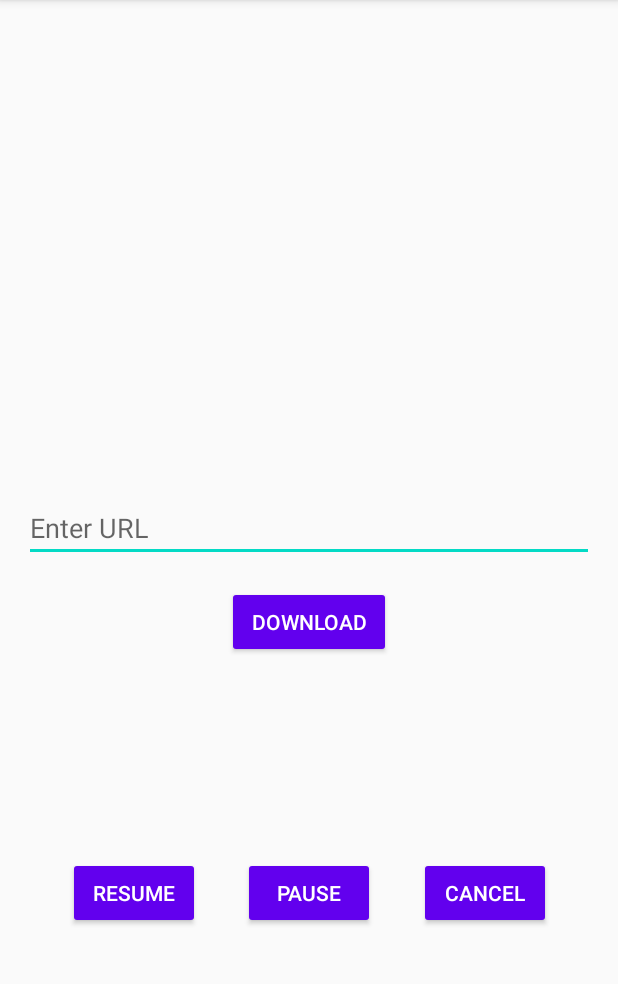
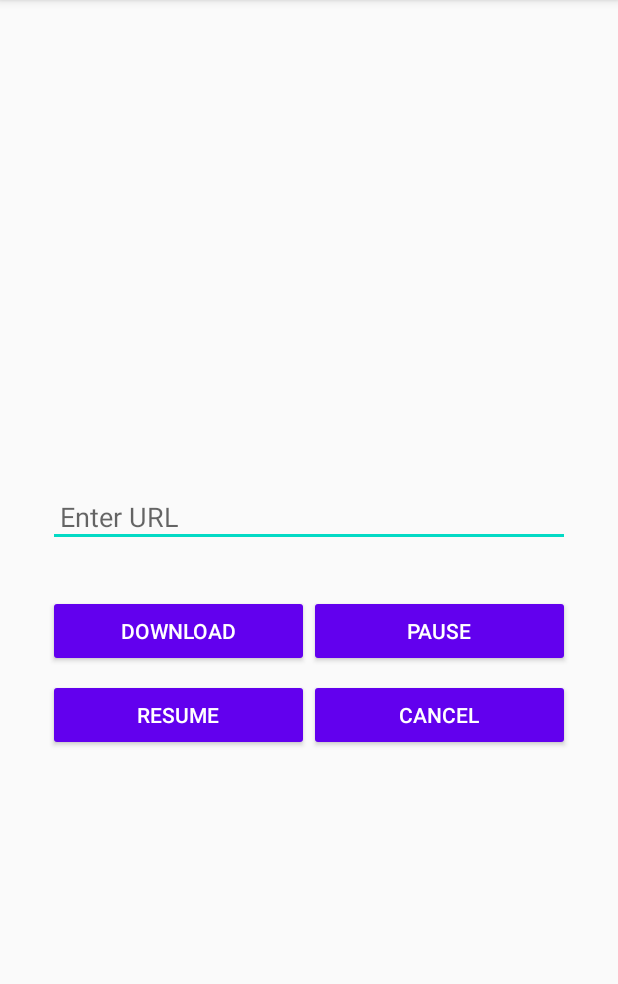
Before and after one commit to shrayanbajra/PR-Downloader-Demo, an Android app: the screen it shows after launch (MainActivity), on a phone screen of 412 x 824 dp, the part 84-1068 px from its top. Run offline under Robolectric (Android 15) with nearby library versions, the phone set to English and light mode, and no system bars; libraries missing offline, so code that uses them is left out: com.downloader; 2 statements that could not run were skipped.

Commit message:
Changed style and placement of buttons

```diff
--- a/app/src/main/res/layout/activity_main.xml
+++ b/app/src/main/res/layout/activity_main.xml
@@ -11,13 +11,16 @@
         android:id="@+id/et_uri"
         android:layout_width="match_parent"
         android:layout_height="wrap_content"
+        android:layout_marginStart="16dp"
+        android:layout_marginEnd="16dp"
         android:layout_marginBottom="16dp"
         android:hint="@string/enter_url"
         android:importantForAutofill="no"
         android:inputType="textUri"
-        app:layout_constraintBottom_toTopOf="@id/tv_progress_bar_detail"
-        app:layout_constraintLeft_toLeftOf="parent"
-        app:layout_constraintRight_toRightOf="parent"
+        android:padding="8dp"
+        app:layout_constraintBottom_toTopOf="@+id/tv_progress_bar_detail"
+        app:layout_constraintEnd_toEndOf="parent"
+        app:layout_constraintStart_toStartOf="parent"
         app:layout_constraintTop_toTopOf="parent"
         app:layout_constraintVertical_chainStyle="packed" />
 
@@ -25,80 +28,88 @@
         android:id="@+id/tv_progress_bar_detail"
         android:layout_width="wrap_content"
         android:layout_height="wrap_content"
+        android:layout_marginTop="8dp"
         android:layout_marginBottom="8dp"
+        android:padding="0dp"
         android:textAppearance="@style/TextAppearance.AppCompat.Medium"
         android:visibility="gone"
-        app:layout_constraintBottom_toTopOf="@id/progress_bar"
-        app:layout_constraintLeft_toLeftOf="@id/progress_bar"
-        app:layout_constraintRight_toRightOf="@id/progress_bar"
-        app:layout_constraintTop_toBottomOf="@id/et_uri"
+        app:layout_constraintBottom_toTopOf="@+id/progress_bar"
+        app:layout_constraintEnd_toEndOf="@+id/progress_bar"
+        app:layout_constraintStart_toStartOf="@+id/progress_bar"
+        app:layout_constraintTop_toBottomOf="@+id/et_uri"
         tools:text="Completed: 45%"
         tools:visibility="visible" />
 
     <ProgressBar
         android:id="@+id/progress_bar"
         style="?android:attr/progressBarStyleHorizontal"
-        android:layout_width="match_parent"
+        android:layout_width="0dp"
         android:layout_height="wrap_content"
         android:layout_centerHorizontal="true"
         android:layout_centerVertical="true"
-        android:layout_marginBottom="16dp"
+        android:layout_marginStart="16dp"
+        android:layout_marginEnd="16dp"
         android:max="100"
+        android:padding="0dp"
         android:visibility="gone"
-        app:layout_constraintBottom_toTopOf="@id/btn_download"
-        app:layout_constraintLeft_toLeftOf="parent"
-        app:layout_constraintRight_toRightOf="parent"
-        app:layout_constraintTop_toBottomOf="@id/tv_progress_bar_detail"
+        app:layout_constraintBottom_toTopOf="@+id/btn_download"
+        app:layout_constraintEnd_toEndOf="parent"
+        app:layout_constraintStart_toStartOf="parent"
+        app:layout_constraintTop_toBottomOf="@+id/tv_progress_bar_detail"
         tools:progress="45"
         tools:visibility="visible" />
 
     <Button
         android:id="@+id/btn_download"
-        android:layout_width="wrap_content"
+        android:layout_width="0dp"
         android:layout_height="wrap_content"
+        android:layout_marginStart="16dp"
+        android:layout_marginTop="16dp"
         android:backgroundTint="@color/colorPrimary"
+        android:text="@string/download"
         android:textColor="@android:color/white"
-        android:paddingLeft="16dp"
-        android:paddingRight="16dp"
-        android:text="@string/download"
         app:layout_constraintBottom_toBottomOf="parent"
-        app:layout_constraintLeft_toLeftOf="parent"
-        app:layout_constraintRight_toRightOf="parent"
-        app:layout_constraintTop_toBottomOf="@id/progress_bar" />
+        app:layout_constraintEnd_toStartOf="@+id/btn_pause"
+        app:layout_constraintHorizontal_chainStyle="spread"
+        app:layout_constraintStart_toStartOf="parent"
+        app:layout_constraintTop_toBottomOf="@+id/progress_bar" />
 
     <Button
         android:id="@+id/btn_resume"
-        android:layout_width="wrap_content"
+        android:layout_width="0dp"
         android:layout_height="wrap_content"
+        android:layout_marginTop="8dp"
         android:backgroundTint="@color/colorPrimary"
+        android:text="@string/resume"
         android:textColor="@android:color/white"
-        android:text="@string/resume"
-        app:layout_constraintBottom_toBottomOf="parent"
-        app:layout_constraintLeft_toLeftOf="parent"
-        app:layout_constraintRight_toLeftOf="@id/btn_pause"
-        app:layout_constraintTop_toBottomOf="@id/btn_download" />
+        app:layout_constraintEnd_toEndOf="@+id/btn_download"
+        app:layout_constraintStart_toStartOf="@+id/btn_download"
+        app:layout_constraintTop_toBottomOf="@+id/btn_download" />
 
     <Button
         android:id="@+id/btn_pause"
-        android:layout_width="wrap_content"
+        android:layout_width="0dp"
         android:layout_height="wrap_content"
+        android:layout_marginEnd="16dp"
         android:backgroundTint="@color/colorPrimary"
+        android:text="@string/pause"
         android:textColor="@android:color/white"
-        android:text="@string/pause"
-        app:layout_constraintBottom_toBottomOf="parent"
-        app:layout_constraintLeft_toRightOf="@id/btn_resume"
-        app:layout_constraintRight_toLeftOf="@id/btn_cancel"
-        app:layout_constraintTop_toBottomOf="@id/btn_download" />
+        app:layout_constraintBottom_toBottomOf="@+id/btn_download"
+        app:layout_constraintEnd_toEndOf="parent"
+        app:layout_constraintStart_toEndOf="@+id/btn_download"
+        app:layout_constraintTop_toTopOf="@+id/btn_download" />
 
     <Button
         android:id="@+id/btn_cancel"
+        android:layout_width="0dp"
+        android:layout_height="wrap_content"
+        android:layout_marginTop="8dp"
         android:backgroundTint="@color/colorPrimary"
+        android:text="@string/cancel"
         android:textColor="@android:color/white"
-        android:layout_width="wrap_content"
-        android:layout_height="wrap_content"
-        android:text="@string/cancel"
-        app:layout_constraintLeft_toRightOf="@id/btn_pause"
-        app:layout_constraintRight_toRightOf="parent"
-        app:layout_constraintTop_toTopOf="@id/btn_pause" />
+        app:layout_constraintBottom_toBottomOf="@+id/btn_resume"
+        app:layout_constraintEnd_toEndOf="@+id/btn_pause"
+        app:layout_constraintStart_toStartOf="@+id/btn_pause"
+        app:layout_constraintTop_toBottomOf="@+id/btn_pause" />
 
 </androidx.constraintlayout.widget.ConstraintLayout>
```
